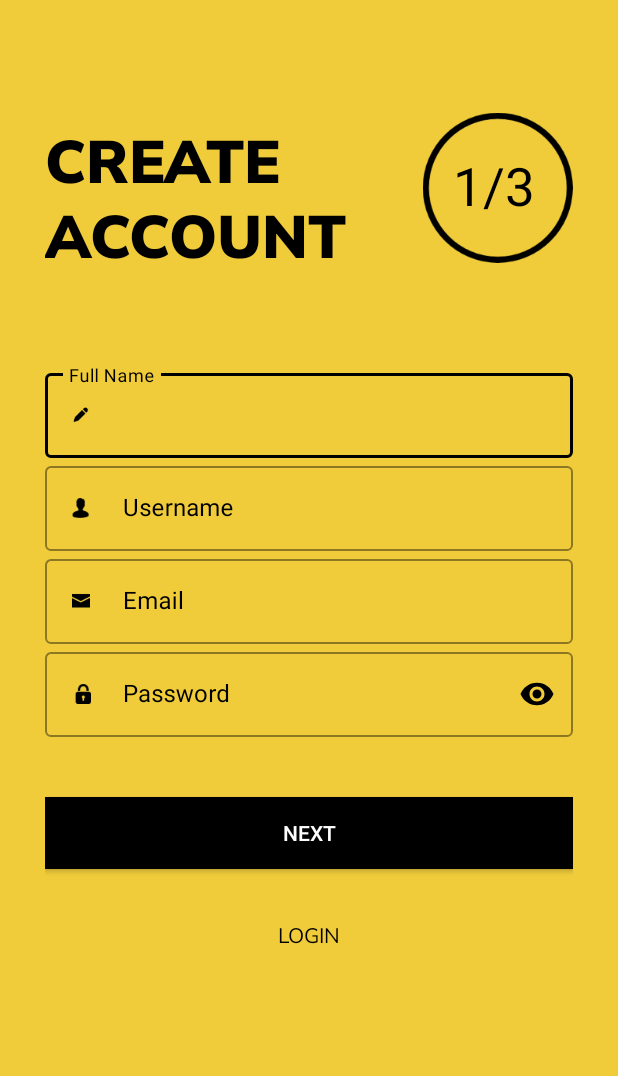
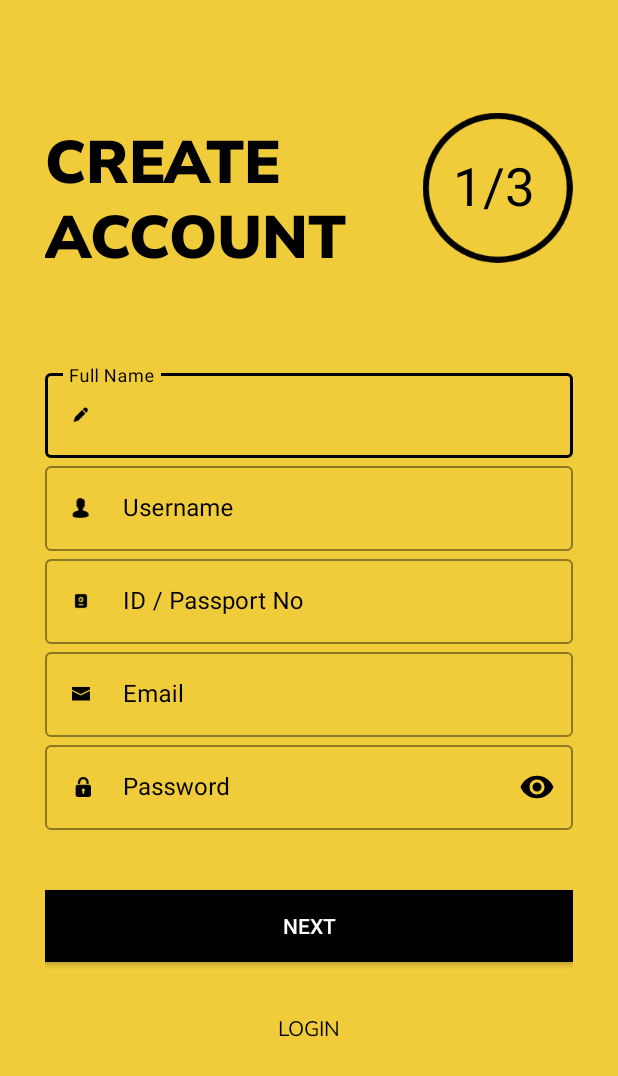
Before and after one commit to shakith1/Transit_mobile, an Android app: the SignUp screen opened directly, with no data from a screen before it, on a phone screen of 412 x 824 dp. Shown: the top 1076 px of the screen. Run offline under Robolectric (Android 15) with nearby library versions, the phone set to English and light mode, and no system bars; Roboto replaces fonts that are not available here.

```diff
--- a/app/src/main/java/com/example/transit/SignUp.java
+++ b/app/src/main/java/com/example/transit/SignUp.java
@@ -21,7 +21,7 @@ public class SignUp extends AppCompatActivity {
     TextView title,title_text;
     Button next, login;
 
-    TextInputLayout fullName, username, email, pwd;
+    TextInputLayout fullName, username,passport, email, pwd;
 
     @Override
     protected void onCreate(Bundle savedInstanceState) {
@@ -38,6 +38,7 @@ public class SignUp extends AppCompatActivity {
 
         fullName = findViewById(R.id.signup_fullname);
         username = findViewById(R.id.signup_username);
+        passport = findViewById(R.id.signup_id_passport);
         email = findViewById(R.id.signup_email);
         pwd = findViewById(R.id.signup_pwd);
 
@@ -53,6 +54,7 @@ public class SignUp extends AppCompatActivity {
 
         intent.putExtra("fullName",fullName.getEditText().getText().toString());
         intent.putExtra("userName",username.getEditText().getText().toString());
+        intent.putExtra("passport",passport.getEditText().getText().toString());
         intent.putExtra("email",email.getEditText().getText().toString());
         intent.putExtra("pwd",pwd.getEditText().getText().toString());
 
--- a/app/src/main/java/com/example/transit/SignUpSecond.java
+++ b/app/src/main/java/com/example/transit/SignUpSecond.java
@@ -62,6 +62,7 @@ public class SignUpSecond extends AppCompatActivity {
 
         String fullName = getIntent().getStringExtra("fullName");
         String username = getIntent().getStringExtra("userName");
+        String passport = getIntent().getStringExtra("passport");
         String email = getIntent().getStringExtra("email");
         String pwd = getIntent().getStringExtra("pwd");
 
@@ -69,6 +70,7 @@ public class SignUpSecond extends AppCompatActivity {
 
         intent.putExtra("fullName", fullName);
         intent.putExtra("username", username);
+        intent.putExtra("passport", passport);
         intent.putExtra("email", email);
         intent.putExtra("pwd", pwd);
         intent.putExtra("gender", selectedGender);
--- a/app/src/main/java/com/example/transit/SignupThird.java
+++ b/app/src/main/java/com/example/transit/SignupThird.java
@@ -17,7 +17,7 @@ import com.hbb20.CountryCodePicker;
 public class SignupThird extends AppCompatActivity {
 
     TextView title;
-    Button next,login;
+    Button next, login;
     CountryCodePicker countryCodePicker;
     TextInputLayout phoneNo;
 
@@ -39,6 +39,7 @@ public class SignupThird extends AppCompatActivity {
 
         String fullName = getIntent().getStringExtra("fullName");
         String username = getIntent().getStringExtra("username");
+        String passport = getIntent().getStringExtra("passport");
         String email = getIntent().getStringExtra("email");
         String pwd = getIntent().getStringExtra("pwd");
         String gender = getIntent().getStringExtra("gender");
@@ -52,6 +53,7 @@ public class SignupThird extends AppCompatActivity {
         // Pass fields for the next activity
         intent.putExtra("fullName", fullName);
         intent.putExtra("username", username);
+        intent.putExtra("passport", passport);
         intent.putExtra("email", email);
         intent.putExtra("pwd", pwd);
         intent.putExtra("gender", gender);
@@ -70,7 +72,7 @@ public class SignupThird extends AppCompatActivity {
         }
     }
 
-    public void back(View view){
+    public void back(View view) {
         Intent intent = new Intent(getApplicationContext(), SignUpSecond.class);
 
         Pair[] pairs = new Pair[3];
--- a/app/src/main/res/layout/activity_sign_up.xml
+++ b/app/src/main/res/layout/activity_sign_up.xml
@@ -104,6 +104,28 @@
             </com.google.android.material.textfield.TextInputLayout>
 
             <com.google.android.material.textfield.TextInputLayout
+                android:id="@+id/signup_id_passport"
+                style="@style/Widget.MaterialComponents.TextInputLayout.OutlinedBox"
+                android:layout_width="match_parent"
+                android:layout_height="wrap_content"
+                android:textColorHint="@color/colorBlack"
+                app:boxStrokeColor="@color/colorBlack"
+                app:boxStrokeWidthFocused="2dp"
+                app:endIconMode="clear_text"
+                app:endIconTint="@color/colorBlack"
+                app:hintTextColor="@color/colorBlack"
+                app:startIconDrawable="@drawable/icons8_passport_24"
+                app:startIconTint="@color/colorBlack">
+
+                <com.google.android.material.textfield.TextInputEditText
+                    android:layout_width="match_parent"
+                    android:layout_height="wrap_content"
+                    android:hint="@string/id_passport"
+                    android:inputType="text" />
+
+            </com.google.android.material.textfield.TextInputLayout>
+
+            <com.google.android.material.textfield.TextInputLayout
                 android:id="@+id/signup_email"
                 style="@style/Widget.MaterialComponents.TextInputLayout.OutlinedBox"
                 android:layout_width="match_parent"
--- a/app/src/main/res/values/strings.xml
+++ b/app/src/main/res/values/strings.xml
@@ -58,6 +58,7 @@
     <string name="ok">OK</string>
     <string name="pwd_updated">Password Updated</string>
     <string name="pwd_update_success">Your Password has been update!</string>
+    <string name="id_passport">ID / Passport No</string>
 
 
 </resources>
```
Also changed, not shown: app/src/main/java/com/example/transit/Databases/UserHelperClass.java (added, +85 -0 lines), app/src/main/java/com/example/transit/VerifyOTP.java (+25 -4 lines), app/src/main/res/drawable-hdpi/icons8_passport_24.png (added), app/src/main/res/drawable-mdpi/icons8_passport_24.png (added), app/src/main/res/drawable-xhdpi/icons8_passport_24.png (added), app/src/main/res/drawable-xxhdpi/icons8_passport_24.png (added), app/src/main/res/drawable-xxxhdpi/icons8_passport_24.png (added).
